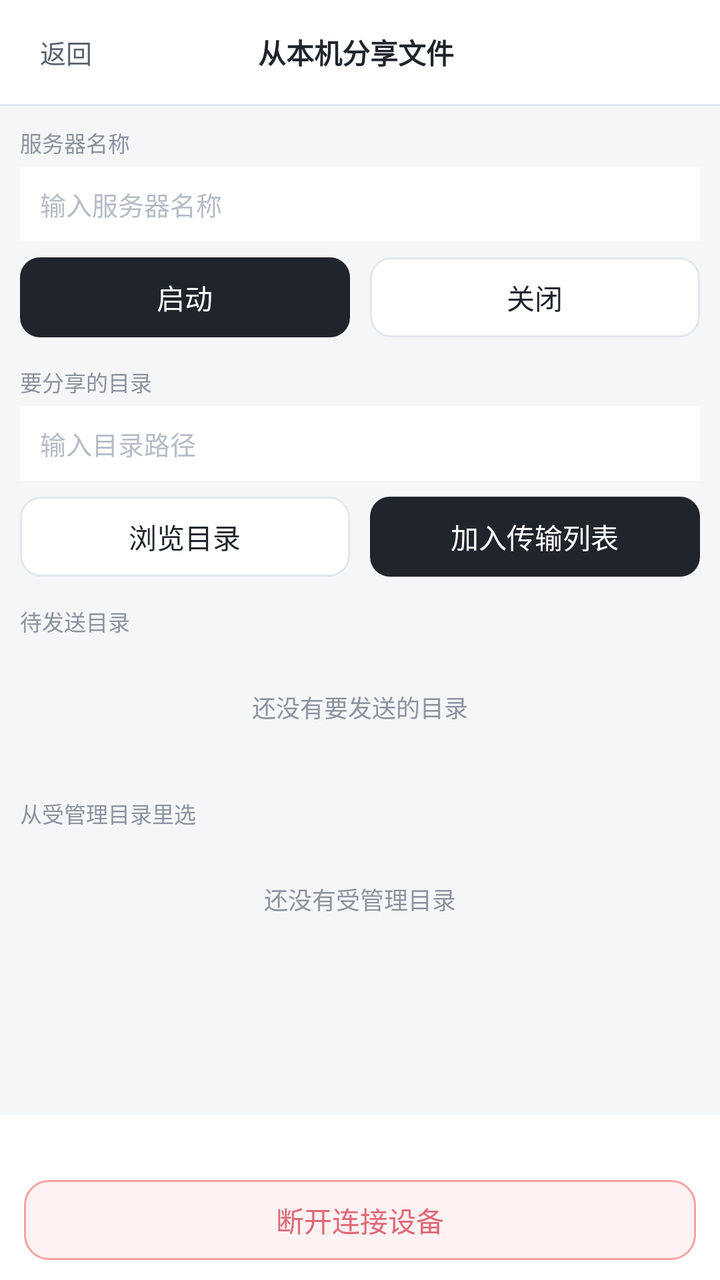
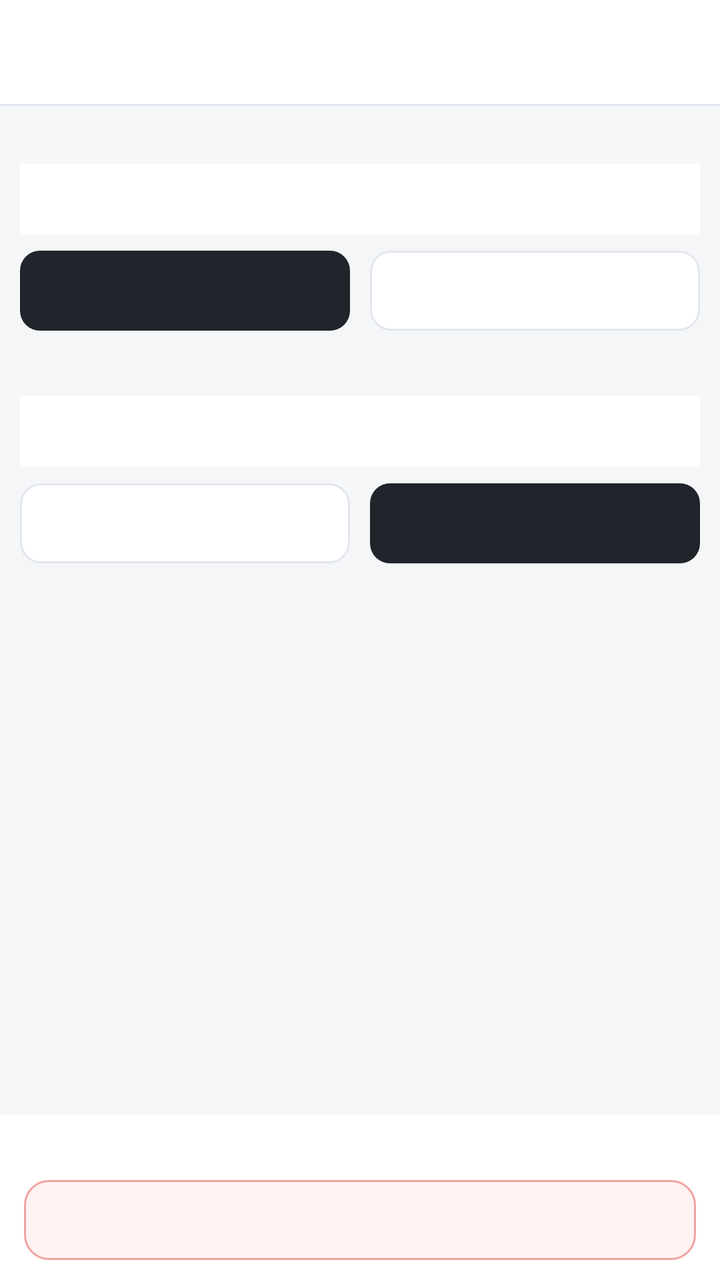

Compare the two renders of this Android layout. The source of the first and the diff that turns it into the second are given below.
<!-- AndroidManifest.xml: application theme Theme.TagMeow -->
<!-- res/layout/overlay_sync_share.xml -->
<?xml version="1.0" encoding="utf-8"?>

<LinearLayout xmlns:android="http://schemas.android.com/apk/res/android"
    android:id="@+id/syncShareOverlay"
    android:layout_width="match_parent"
    android:layout_height="match_parent"
    android:background="#f5f6f8"
    android:orientation="vertical">

    <LinearLayout
        android:layout_width="match_parent"
        android:layout_height="52dp"
        android:background="#ffffff"
        android:gravity="center_vertical"
        android:orientation="horizontal"
        android:paddingStart="8dp"
        android:paddingEnd="12dp">

        <TextView
            android:id="@+id/btnSyncShareBack"
            android:layout_width="wrap_content"
            android:layout_height="34dp"
            android:background="?attr/selectableItemBackground"
            android:gravity="center"
            android:paddingStart="12dp"
            android:paddingEnd="12dp"
            android:text="返回"
            android:textColor="#59616e"
            android:textSize="13sp" />

        <Space
            android:layout_width="0dp"
            android:layout_height="1dp"
            android:layout_weight="1" />

        <TextView
            android:id="@+id/tvSyncShareTitle"
            android:layout_width="wrap_content"
            android:layout_height="wrap_content"
            android:text="从本机分享文件"
            android:textColor="#20242b"
            android:textSize="14sp"
            android:textStyle="bold" />

        <Space
            android:layout_width="0dp"
            android:layout_height="1dp"
            android:layout_weight="1" />

        <TextView
            android:layout_width="50dp"
            android:layout_height="1dp" />
    </LinearLayout>

    <View
        android:layout_width="match_parent"
        android:layout_height="1dp"
        android:background="#e2e6ee" />

    <ScrollView
        android:layout_width="match_parent"
        android:layout_height="0dp"
        android:layout_weight="1"
        android:fillViewport="true">

        <LinearLayout
            android:layout_width="match_parent"
            android:layout_height="wrap_content"
            android:orientation="vertical"
            android:padding="10dp">

            <TextView
                android:id="@+id/tvSyncNameLabel"
                android:layout_width="match_parent"
                android:layout_height="wrap_content"
                android:text="服务器名称"
                android:textColor="#8c939f"
                android:textSize="11sp" />

            <EditText
                android:id="@+id/editSyncServerName"
                android:layout_width="match_parent"
                android:layout_height="wrap_content"
                android:layout_marginTop="4dp"
                android:background="#ffffff"
                android:hint="输入服务器名称"
                android:inputType="text"
                android:maxLines="1"
                android:paddingStart="10dp"
                android:paddingTop="9dp"
                android:paddingEnd="10dp"
                android:paddingBottom="9dp"
                android:textColor="#20242b"
                android:textColorHint="#b6bcc6"
                android:textSize="13sp" />

            
            <LinearLayout
                android:layout_width="match_parent"
                android:layout_height="wrap_content"
                android:layout_marginTop="8dp"
                android:orientation="horizontal">

                <TextView
                    android:id="@+id/btnSyncServerStart"
                    android:layout_width="0dp"
                    android:layout_height="40dp"
                    android:layout_weight="1"
                    android:background="@drawable/bg_mini_primary"
                    android:gravity="center"
                    android:text="启动"
                    android:textColor="#ffffff"
                    android:textSize="14sp" />

                <TextView
                    android:id="@+id/btnSyncServerStop"
                    android:layout_width="0dp"
                    android:layout_height="40dp"
                    android:layout_marginStart="10dp"
                    android:layout_weight="1"
                    android:background="@drawable/bg_mini"
                    android:gravity="center"
                    android:text="关闭"
                    android:textColor="#20242b"
                    android:textSize="14sp" />
            </LinearLayout>

            <TextView
                android:id="@+id/tvSyncDirLabel"
                android:layout_width="match_parent"
                android:layout_height="wrap_content"
                android:layout_marginTop="14dp"
                android:text="要分享的目录"
                android:textColor="#8c939f"
                android:textSize="11sp" />

            <EditText
                android:id="@+id/editSyncSharePath"
                android:layout_width="match_parent"
                android:layout_height="wrap_content"
                android:layout_marginTop="4dp"
                android:background="#ffffff"
                android:hint="输入目录路径"
                android:inputType="text"
                android:maxLines="1"
                android:paddingStart="10dp"
                android:paddingTop="9dp"
                android:paddingEnd="10dp"
                android:paddingBottom="9dp"
                android:textColor="#20242b"
                android:textColorHint="#b6bcc6"
                android:textSize="13sp" />

            <LinearLayout
                android:layout_width="match_parent"
                android:layout_height="wrap_content"
                android:layout_marginTop="8dp"
                android:orientation="horizontal">

                <TextView
                    android:id="@+id/btnSyncShareBrowse"
                    android:layout_width="0dp"
                    android:layout_height="40dp"
                    android:layout_weight="1"
                    android:background="@drawable/bg_mini"
                    android:gravity="center"
                    android:text="浏览目录"
                    android:textColor="#20242b"
                    android:textSize="14sp" />

                <TextView
                    android:id="@+id/btnSyncShareAdd"
                    android:layout_width="0dp"
                    android:layout_height="40dp"
                    android:layout_marginStart="10dp"
                    android:layout_weight="1"
                    android:background="@drawable/bg_mini_primary"
                    android:gravity="center"
                    android:text="加入传输列表"
                    android:textColor="#ffffff"
                    android:textSize="14sp" />
            </LinearLayout>

            <TextView
                android:id="@+id/tvSyncQueueTitle"
                android:layout_width="match_parent"
                android:layout_height="wrap_content"
                android:layout_marginTop="14dp"
                android:text="待发送目录"
                android:textColor="#8c939f"
                android:textSize="11sp" />

            <LinearLayout
                android:id="@+id/syncQueueList"
                android:layout_width="match_parent"
                android:layout_height="wrap_content"
                android:layout_marginTop="4dp"
                android:background="#ffffff"
                android:orientation="vertical" />

            <TextView
                android:id="@+id/tvSyncQueueEmpty"
                android:layout_width="match_parent"
                android:layout_height="wrap_content"
                android:gravity="center"
                android:padding="22dp"
                android:text="还没有要发送的目录"
                android:textColor="#8c939f"
                android:textSize="12sp" />

            
            <TextView
                android:id="@+id/tvSyncRootsTitle"
                android:layout_width="match_parent"
                android:layout_height="wrap_content"
                android:layout_marginTop="14dp"
                android:text="从受管理目录里选"
                android:textColor="#8c939f"
                android:textSize="11sp" />

            <LinearLayout
                android:id="@+id/syncRootList"
                android:layout_width="match_parent"
                android:layout_height="wrap_content"
                android:layout_marginTop="4dp"
                android:background="#ffffff"
                android:orientation="vertical" />

            <TextView
                android:id="@+id/tvSyncRootsEmpty"
                android:layout_width="match_parent"
                android:layout_height="wrap_content"
                android:gravity="center"
                android:padding="22dp"
                android:text="还没有受管理目录"
                android:textColor="#8c939f"
                android:textSize="12sp" />
        </LinearLayout>
    </ScrollView>

    <TextView
        android:id="@+id/tvSyncShareProgress"
        android:layout_width="match_parent"
        android:layout_height="wrap_content"
        android:background="#ffffff"
        android:gravity="center"
        android:maxLines="1"
        android:paddingStart="12dp"
        android:paddingTop="6dp"
        android:paddingEnd="12dp"
        android:textColor="#59616e"
        android:textSize="11sp"
        android:visibility="gone" />

    <TextView
        android:id="@+id/tvSyncShareStatus"
        android:layout_width="match_parent"
        android:layout_height="wrap_content"
        android:background="#ffffff"
        android:ellipsize="middle"
        android:gravity="center"
        android:maxLines="2"
        android:paddingStart="12dp"
        android:paddingTop="8dp"
        android:paddingEnd="12dp"
        android:text=""
        android:textColor="#8c939f"
        android:textSize="11sp" />

    <LinearLayout
        android:layout_width="match_parent"
        android:layout_height="60dp"
        android:background="#ffffff"
        android:gravity="center_vertical"
        android:orientation="horizontal"
        android:paddingStart="12dp"
        android:paddingEnd="12dp">

        <TextView
            android:id="@+id/btnSyncServerDisconnect"
            android:layout_width="0dp"
            android:layout_height="40dp"
            android:layout_weight="1"
            android:background="@drawable/bg_danger"
            android:gravity="center"
            android:text="断开连接设备"
            android:textColor="#df6876"
            android:textSize="14sp" />
    </LinearLayout>
</LinearLayout>
<!-- resources referenced by this layout -->
<resources>
  <!-- drawable bg_danger (drawable) -->
  <?xml version="1.0" encoding="utf-8"?>
  
  <shape xmlns:android="http://schemas.android.com/apk/res/android"
      android:shape="rectangle">
      <solid android:color="#fff2f2" />
      <stroke
          android:width="1dp"
          android:color="#f2a2a2" />
      <corners android:radius="12dp" />
  </shape>
  <!-- drawable bg_mini (drawable) -->
  <?xml version="1.0" encoding="utf-8"?>
  
  <shape xmlns:android="http://schemas.android.com/apk/res/android"
      android:shape="rectangle">
      <solid android:color="#ffffff" />
      <stroke
          android:width="1dp"
          android:color="#e2e6ee" />
      <corners android:radius="10dp" />
  </shape>
  <!-- drawable bg_mini_primary (drawable) -->
  <?xml version="1.0" encoding="utf-8"?>
  
  <shape xmlns:android="http://schemas.android.com/apk/res/android"
      android:shape="rectangle">
      <solid android:color="#20242b" />
      <corners android:radius="10dp" />
  </shape>
  <style name="Theme.TagMeow" parent="Base.Theme.TagMeow" />
  <style name="Base.Theme.TagMeow" parent="Theme.Material3.DayNight.NoActionBar">
          
          
      </style>
</resources>

<!-- the commit's change to res/layout/overlay_sync_share.xml (unified diff, before → after) -->
@@ -4,13 +4,13 @@
     android:id="@+id/syncShareOverlay"
     android:layout_width="match_parent"
     android:layout_height="match_parent"
-    android:background="#f5f6f8"
+    android:background="@color/page_bg"
     android:orientation="vertical">
 
     <LinearLayout
         android:layout_width="match_parent"
         android:layout_height="52dp"
-        android:background="#ffffff"
+        android:background="@color/surface"
         android:gravity="center_vertical"
         android:orientation="horizontal"
         android:paddingStart="8dp"
@@ -24,8 +24,8 @@
             android:gravity="center"
             android:paddingStart="12dp"
             android:paddingEnd="12dp"
-            android:text="返回"
-            android:textColor="#59616e"
+            android:text=""
+            android:textColor="@color/text_medium"
             android:textSize="13sp" />
 
         <Space
@@ -37,8 +37,8 @@
             android:id="@+id/tvSyncShareTitle"
             android:layout_width="wrap_content"
             android:layout_height="wrap_content"
-            android:text="从本机分享文件"
-            android:textColor="#20242b"
+            android:text=""
+            android:textColor="@color/text_primary"
             android:textSize="14sp"
             android:textStyle="bold" />
 
@@ -55,7 +55,7 @@
     <View
         android:layout_width="match_parent"
         android:layout_height="1dp"
-        android:background="#e2e6ee" />
+        android:background="@color/border" />
 
     <ScrollView
         android:layout_width="match_parent"
@@ -73,8 +73,8 @@
                 android:id="@+id/tvSyncNameLabel"
                 android:layout_width="match_parent"
                 android:layout_height="wrap_content"
-                android:text="服务器名称"
-                android:textColor="#8c939f"
+                android:text=""
+                android:textColor="@color/text_secondary"
                 android:textSize="11sp" />
 
             <EditText
@@ -82,16 +82,16 @@
                 android:layout_width="match_parent"
                 android:layout_height="wrap_content"
                 android:layout_marginTop="4dp"
-                android:background="#ffffff"
-                android:hint="输入服务器名称"
+                android:background="@color/surface"
+                android:hint=""
                 android:inputType="text"
                 android:maxLines="1"
                 android:paddingStart="10dp"
                 android:paddingTop="9dp"
                 android:paddingEnd="10dp"
                 android:paddingBottom="9dp"
-                android:textColor="#20242b"
-                android:textColorHint="#b6bcc6"
+                android:textColor="@color/text_primary"
+                android:textColorHint="@color/text_hint_strong"
                 android:textSize="13sp" />
 
             
@@ -108,8 +108,8 @@
                     android:layout_weight="1"
                     android:background="@drawable/bg_mini_primary"
                     android:gravity="center"
-                    android:text="启动"
-                    android:textColor="#ffffff"
+                    android:text=""
+                    android:textColor="@color/on_primary_text"
                     android:textSize="14sp" />
 
                 <TextView
@@ -120,8 +120,8 @@
                     android:layout_weight="1"
                     android:background="@drawable/bg_mini"
                     android:gravity="center"
-                    android:text="关闭"
-                    android:textColor="#20242b"
+                    android:text=""
+                    android:textColor="@color/text_primary"
                     android:textSize="14sp" />
             </LinearLayout>
 
@@ -130,8 +130,8 @@
                 android:layout_width="match_parent"
                 android:layout_height="wrap_content"
                 android:layout_marginTop="14dp"
-                android:text="要分享的目录"
-                android:textColor="#8c939f"
+                android:text=""
+                android:textColor="@color/text_secondary"
                 android:textSize="11sp" />
 
             <EditText
@@ -139,16 +139,16 @@
                 android:layout_width="match_parent"
                 android:layout_height="wrap_content"
                 android:layout_marginTop="4dp"
-                android:background="#ffffff"
-                android:hint="输入目录路径"
+                android:background="@color/surface"
+                android:hint=""
                 android:inputType="text"
                 android:maxLines="1"
                 android:paddingStart="10dp"
                 android:paddingTop="9dp"
                 android:paddingEnd="10dp"
                 android:paddingBottom="9dp"
-                android:textColor="#20242b"
-                android:textColorHint="#b6bcc6"
+                android:textColor="@color/text_primary"
+                android:textColorHint="@color/text_hint_strong"
                 android:textSize="13sp" />
 
             <LinearLayout
@@ -164,8 +164,8 @@
                     android:layout_weight="1"
                     android:background="@drawable/bg_mini"
                     android:gravity="center"
-                    android:text="浏览目录"
-                    android:textColor="#20242b"
+                    android:text=""
+                    android:textColor="@color/text_primary"
                     android:textSize="14sp" />
 
                 <TextView
@@ -176,8 +176,8 @@
                     android:layout_weight="1"
                     android:background="@drawable/bg_mini_primary"
                     android:gravity="center"
-                    android:text="加入传输列表"
-                    android:textColor="#ffffff"
+                    android:text=""
+                    android:textColor="@color/on_primary_text"
                     android:textSize="14sp" />
             </LinearLayout>
 
@@ -186,8 +186,8 @@
                 android:layout_width="match_parent"
                 android:layout_height="wrap_content"
                 android:layout_marginTop="14dp"
-                android:text="待发送目录"
-                android:textColor="#8c939f"
+                android:text=""
+                android:textColor="@color/text_secondary"
                 android:textSize="11sp" />
 
             <LinearLayout
@@ -195,7 +195,7 @@
                 android:layout_width="match_parent"
                 android:layout_height="wrap_content"
                 android:layout_marginTop="4dp"
-                android:background="#ffffff"
+                android:background="@color/surface"
                 android:orientation="vertical" />
 
             <TextView
@@ -204,8 +204,8 @@
                 android:layout_height="wrap_content"
                 android:gravity="center"
                 android:padding="22dp"
-                android:text="还没有要发送的目录"
-                android:textColor="#8c939f"
+                android:text=""
+                android:textColor="@color/text_secondary"
                 android:textSize="12sp" />
 
             
@@ -214,8 +214,8 @@
                 android:layout_width="match_parent"
                 android:layout_height="wrap_content"
                 android:layout_marginTop="14dp"
-                android:text="从受管理目录里选"
-                android:textColor="#8c939f"
+                android:text=""
+                android:textColor="@color/text_secondary"
                 android:textSize="11sp" />
 
             <LinearLayout
@@ -223,7 +223,7 @@
                 android:layout_width="match_parent"
                 android:layout_height="wrap_content"
                 android:layout_marginTop="4dp"
-                android:background="#ffffff"
+                android:background="@color/surface"
                 android:orientation="vertical" />
 
             <TextView
@@ -232,8 +232,8 @@
                 android:layout_height="wrap_content"
                 android:gravity="center"
                 android:padding="22dp"
-                android:text="还没有受管理目录"
-                android:textColor="#8c939f"
+                android:text=""
+                android:textColor="@color/text_secondary"
                 android:textSize="12sp" />
         </LinearLayout>
     </ScrollView>
@@ -242,13 +242,13 @@
         android:id="@+id/tvSyncShareProgress"
         android:layout_width="match_parent"
         android:layout_height="wrap_content"
-        android:background="#ffffff"
+        android:background="@color/surface"
         android:gravity="center"
         android:maxLines="1"
         android:paddingStart="12dp"
         android:paddingTop="6dp"
         android:paddingEnd="12dp"
-        android:textColor="#59616e"
+        android:textColor="@color/text_medium"
         android:textSize="11sp"
         android:visibility="gone" />
 
@@ -256,7 +256,7 @@
         android:id="@+id/tvSyncShareStatus"
         android:layout_width="match_parent"
         android:layout_height="wrap_content"
-        android:background="#ffffff"
+        android:background="@color/surface"
         android:ellipsize="middle"
         android:gravity="center"
         android:maxLines="2"
@@ -264,13 +264,13 @@
         android:paddingTop="8dp"
         android:paddingEnd="12dp"
         android:text=""
-        android:textColor="#8c939f"
+        android:textColor="@color/text_secondary"
         android:textSize="11sp" />
 
     <LinearLayout
         android:layout_width="match_parent"
         android:layout_height="60dp"
-        android:background="#ffffff"
+        android:background="@color/surface"
         android:gravity="center_vertical"
         android:orientation="horizontal"
         android:paddingStart="12dp"
@@ -283,8 +283,8 @@
             android:layout_weight="1"
             android:background="@drawable/bg_danger"
             android:gravity="center"
-            android:text="断开连接设备"
-            android:textColor="#df6876"
+            android:text=""
+            android:textColor="@color/danger_text"
             android:textSize="14sp" />
     </LinearLayout>
 </LinearLayout>
<!-- resource entries referenced after the edit -->
@@ -1,14 +1,23 @@
 <!-- resources referenced by this layout -->
 <resources>
+  <color name="border">#E2E6EE</color>
+  <color name="danger_text">#DF6876</color>
+  <color name="on_primary_text">#FFFFFF</color>
+  <color name="page_bg">#F5F6F8</color>
+  <color name="surface">#FFFFFF</color>
+  <color name="text_hint_strong">#B6BCC6</color>
+  <color name="text_medium">#59616E</color>
+  <color name="text_primary">#20242B</color>
+  <color name="text_secondary">#8C939F</color>
   <!-- drawable bg_danger (drawable) -->
   <?xml version="1.0" encoding="utf-8"?>
   
   <shape xmlns:android="http://schemas.android.com/apk/res/android"
       android:shape="rectangle">
-      <solid android:color="#fff2f2" />
+      <solid android:color="@color/filter_exclude_bg" />
       <stroke
           android:width="1dp"
-          android:color="#f2a2a2" />
+          android:color="@color/filter_exclude_border" />
       <corners android:radius="12dp" />
   </shape>
   <!-- drawable bg_mini (drawable) -->
@@ -16,10 +25,10 @@
   
   <shape xmlns:android="http://schemas.android.com/apk/res/android"
       android:shape="rectangle">
-      <solid android:color="#ffffff" />
+      <solid android:color="@color/surface" />
       <stroke
           android:width="1dp"
-          android:color="#e2e6ee" />
+          android:color="@color/border" />
       <corners android:radius="10dp" />
   </shape>
   <!-- drawable bg_mini_primary (drawable) -->
@@ -27,10 +36,13 @@
   
   <shape xmlns:android="http://schemas.android.com/apk/res/android"
       android:shape="rectangle">
-      <solid android:color="#20242b" />
+      <solid android:color="@color/primary_button_bg" />
       <corners android:radius="10dp" />
   </shape>
   <style name="Theme.TagMeow" parent="Base.Theme.TagMeow" />
+  <color name="filter_exclude_bg">#FFF2F2</color>
+  <color name="filter_exclude_border">#F2A2A2</color>
+  <color name="primary_button_bg">#20242B</color>
   <style name="Base.Theme.TagMeow" parent="Theme.Material3.DayNight.NoActionBar">
           
           
